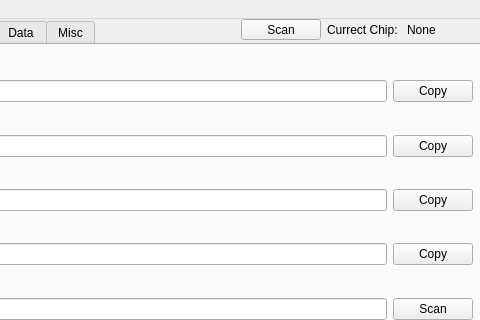
Qt form src/mainwindow.ui (YuzukiTsuru/YFEL) before a commit; both pictures show x 209 to 689 and y 0 to 320 of the 689 by 407 pixel window.
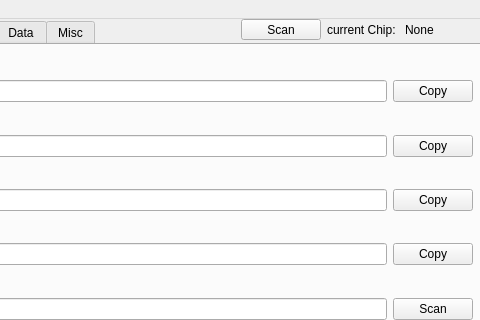
The same form after that commit.

```diff
--- a/src/mainwindow.ui
+++ b/src/mainwindow.ui
@@ -610,7 +610,7 @@
      <item>
       <widget class="QLabel" name="chip_label">
        <property name="text">
-        <string>Currect Chip: </string>
+        <string>current Chip: </string>
        </property>
       </widget>
      </item>
```
